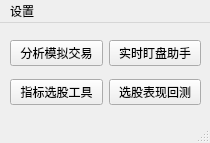
Before: the Qt Designer form QtDesign/MainWindow.ui in victor647/QuantumStockTrade, drawn with Qt 5.
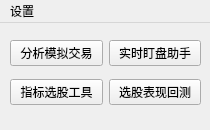
After: the same form once the commit is applied.

Diff of the .ui file:
```diff
--- a/QtDesign/MainWindow.ui
+++ b/QtDesign/MainWindow.ui
@@ -7,7 +7,7 @@
     <x>0</x>
     <y>0</y>
     <width>210</width>
-    <height>143</height>
+    <height>130</height>
    </rect>
   </property>
   <property name="windowTitle">
@@ -128,7 +128,6 @@
    </widget>
    <addaction name="menu"/>
   </widget>
-  <widget class="QStatusBar" name="statusbar"/>
   <action name="actReconnect">
    <property name="text">
     <string>断线重连</string>
```
Left out of the diff: 2 changed lines with no effect on the pictures.
